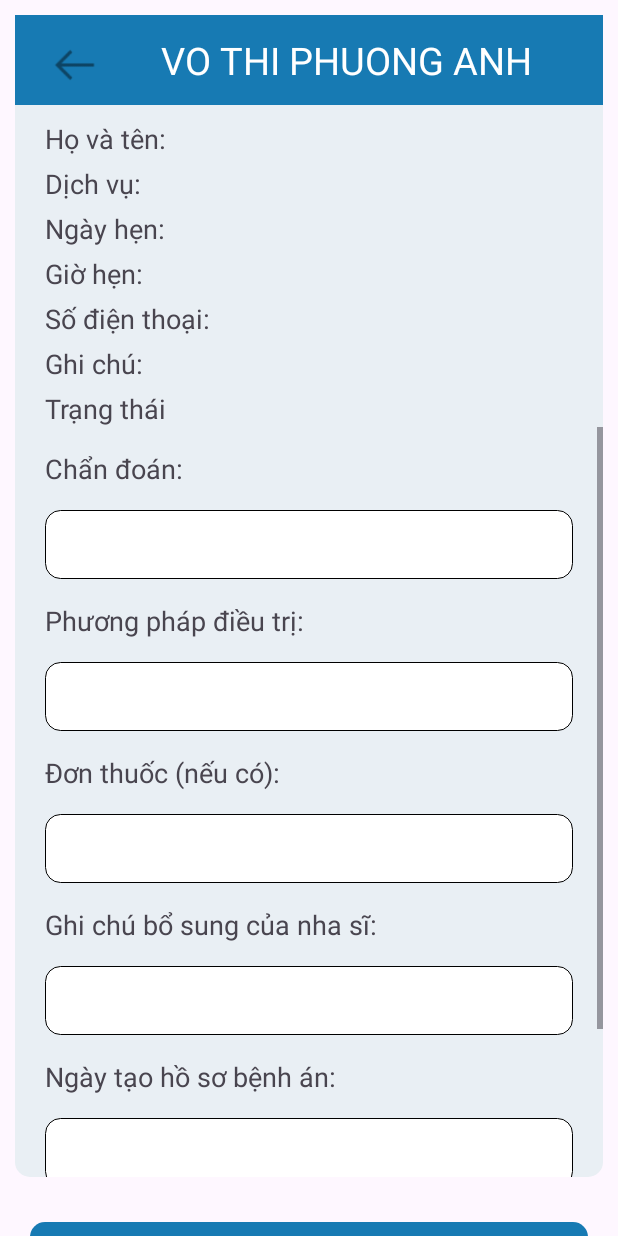
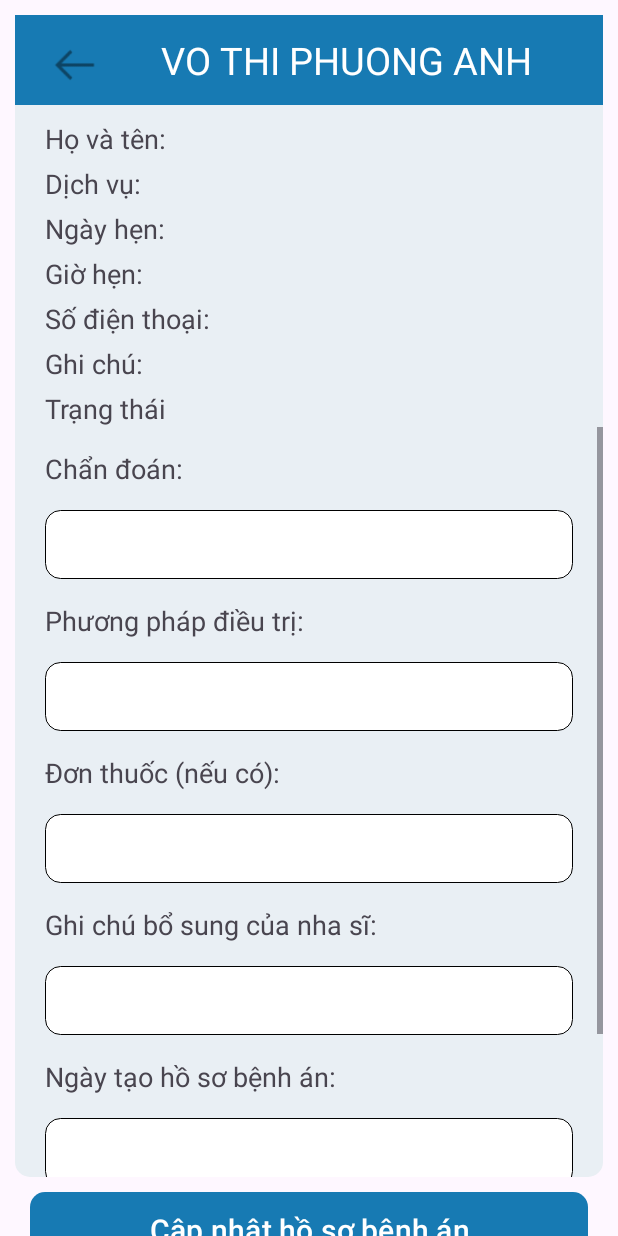
Before and after one commit to vtpanh12/LVTN, an Android app: the DentistAppointmentDetailActivity screen opened directly, with no data from a screen before it, after a tap on "Tạo hồ sơ bệnh án", on a phone screen of 412 x 824 dp. Run offline under Robolectric (Android 15) with nearby library versions, the phone set to English and light mode, and no system bars; our stand-ins replace Firebase (no records; nobody signed in at launch, a user with empty details on screens opened directly).

Commit message:
hồ sơ bệnh án UI (done)

```diff
--- a/app/src/main/java/com/example/vtpa_b2013518_lvtn/adapter/MedicalRecord.kt
+++ b/app/src/main/java/com/example/vtpa_b2013518_lvtn/adapter/MedicalRecord.kt
@@ -10,5 +10,5 @@ data class MedicalRecord(
     val prescription: String = "",        // Đơn thuốc
     val notes: String = "",               // Ghi chú bổ sung từ nha sĩ
     val date: String = "",                // Ngày tạo hồ sơ bệnh án
-    val nextAppointment: String? = null   // Ngày hẹn lần sau (nếu có)
+    val nextAppointment: String = ""   // Ngày hẹn lần sau (nếu có)
 )
--- a/app/src/main/java/com/example/vtpa_b2013518_lvtn/appointment/Tao_Lich_KhamActivity.kt
+++ b/app/src/main/java/com/example/vtpa_b2013518_lvtn/appointment/Tao_Lich_KhamActivity.kt
@@ -43,7 +43,6 @@ class Tao_Lich_KhamActivity : AppCompatActivity() {
 
     override fun onCreate(savedInstanceState: Bundle?) {
         super.onCreate(savedInstanceState)
-
         setContentView(R.layout.activity_tao_lich_kham)
         // Khai báo Spinner và Button
         spinnerServices = findViewById(R.id.spinner_DichVu)
--- a/app/src/main/java/com/example/vtpa_b2013518_lvtn/dentist/DentistAppointmentDetailActivity.kt
+++ b/app/src/main/java/com/example/vtpa_b2013518_lvtn/dentist/DentistAppointmentDetailActivity.kt
@@ -13,6 +13,7 @@ import androidx.core.view.ViewCompat
 import androidx.core.view.WindowInsetsCompat
 import com.example.vtpa_b2013518_lvtn.R
 import com.example.vtpa_b2013518_lvtn.adapter.Shift
+import com.example.vtpa_b2013518_lvtn.admin.AdminDentistAssignmentEditActivity
 import com.google.firebase.Firebase
 import com.google.firebase.auth.FirebaseAuth
 import com.google.firebase.firestore.firestore
@@ -30,9 +31,9 @@ class DentistAppointmentDetailActivity : AppCompatActivity() {
         iVBackDentist.setOnClickListener {
             startActivity(Intent(this, DentistAppointmentActivity::class.java))
         }
+
         btnDentistAppDetail = findViewById(R.id.btnDentistAppDetail)
         val appointmentId = intent.getStringExtra("appointmentId")
-        //findViewById<TextView>(R.id.tVDentistAppDetailUser).text = "Nha sĩ: $appointmentId"
         if (appointmentId != null) {
             db.collection("appointments").document(appointmentId).get()
                 .addOnSuccessListener { app ->
@@ -49,10 +50,18 @@ class DentistAppointmentDetailActivity : AppCompatActivity() {
                     Toast.makeText(this, "Lỗi khi tải thông tin:", Toast.LENGTH_SHORT).show()
                 }
         }
-        btnDentistAppDetail.setOnClickListener {
-            val intent = Intent(this, DentistMedicalRecordActivity::class.java)
-            intent.putExtra("appointmentId",appointmentId ) // Truyền id_app sang activity
-            startActivity(intent)
+            btnDentistAppDetail.setOnClickListener {
+                val intent = Intent(this, DentistMedicalRecordActivity::class.java)
+                intent.putExtra("email", findViewById<TextView>(R.id.tVDentistAppDetailEmail).text.toString())
+                intent.putExtra("username", findViewById<TextView>(R.id.tVDentistAppDetailUser).text.toString())
+                intent.putExtra("service", findViewById<TextView>(R.id.tVDentistAppDetailService).text.toString())
+                intent.putExtra("date", findViewById<TextView>(R.id.tVDentistAppDetailDate).text.toString())
+                intent.putExtra("hour", findViewById<TextView>(R.id.tVDentistAppDetailHour).text.toString())
+                intent.putExtra("note", findViewById<TextView>(R.id.tVDentistAppDetailNote).text.toString())
+                intent.putExtra("phoneNumber", findViewById<TextView>(R.id.tVDentistAppDetailPhoneNumber).text.toString())
+                intent.putExtra("status", findViewById<TextView>(R.id.tVDentistAppDetailStatus).text.toString())
+                startActivity(intent)
+
         }
     }
     private fun displayAppointmentInfo(email: String?, username: String?, service: String?,
--- a/app/src/main/java/com/example/vtpa_b2013518_lvtn/dentist/DentistMedicalRecordActivity.kt
+++ b/app/src/main/java/com/example/vtpa_b2013518_lvtn/dentist/DentistMedicalRecordActivity.kt
@@ -1,15 +1,91 @@
 package com.example.vtpa_b2013518_lvtn.dentist
 
+import android.app.DatePickerDialog
+import android.content.Intent
 import android.os.Bundle
+import android.widget.Button
+import android.widget.EditText
+import android.widget.ImageView
+import android.widget.TextView
 import androidx.activity.enableEdgeToEdge
 import androidx.appcompat.app.AppCompatActivity
 import androidx.core.view.ViewCompat
 import androidx.core.view.WindowInsetsCompat
 import com.example.vtpa_b2013518_lvtn.R
+import com.example.vtpa_b2013518_lvtn.activity.IndexActivity
+import java.util.Calendar
 
 class DentistMedicalRecordActivity : AppCompatActivity() {
+    lateinit var tVDentistMRDates: TextView
+    lateinit var tVDentistMRNextAppointment: TextView
+    lateinit var eTDentistMRTreatment: EditText
+    lateinit var eTDentistMRPrescription: EditText
+    lateinit var eTDentistMRNotes: EditText
+    private lateinit var btnDentistMedicalRecord: Button
     override fun onCreate(savedInstanceState: Bundle?) {
         super.onCreate(savedInstanceState)
         setContentView(R.layout.activity_dentist_medical_record)
+        tVDentistMRDates = findViewById(R.id.tVDentistMedicalRecordDates)
+        tVDentistMRNextAppointment = findViewById(R.id.tVDentistMedicalRecordNextAppointment)
+        eTDentistMRTreatment = findViewById(R.id.eTDentistMedicalRecordTreatment)
+        eTDentistMRPrescription = findViewById(R.id.eTDentistMedicalRecordPrescription)
+        eTDentistMRNotes = findViewById(R.id.eTDentistMedicalRecordNotes)
+        btnDentistMedicalRecord = findViewById(R.id.btnDentistMedicalRecord)
+
+        val iVBackMedicalRecordDetail = findViewById<ImageView>(R.id.iVBackMedicalRecordDetail)
+        iVBackMedicalRecordDetail.setOnClickListener {
+            startActivity(Intent(this, DentistAppointmentActivity::class.java))
+        }
+        tVDentistMRDates.setOnClickListener {
+            val calendar = Calendar.getInstance()
+            val year = calendar.get(Calendar.YEAR)
+            val month = calendar.get(Calendar.MONTH)
+            val day = calendar.get(Calendar.DAY_OF_MONTH)
+            val datePickerDialog = DatePickerDialog(this, { _, selectedYear, selectedMonth, selectedDay ->
+                val formattedDate = String.format("%02d-%02d-%d", selectedDay, selectedMonth + 1, selectedYear)
+                tVDentistMRDates.text = formattedDate
+            }, year, month, day)
+            // Thiết lập ngày tối thiểu là hôm nay
+            datePickerDialog.datePicker.minDate = calendar.timeInMillis
+            datePickerDialog.show()
+        }
+        tVDentistMRNextAppointment.setOnClickListener {
+            val calendar = Calendar.getInstance()
+            val year = calendar.get(Calendar.YEAR)
+            val month = calendar.get(Calendar.MONTH)
+            val day = calendar.get(Calendar.DAY_OF_MONTH)
+            val datePickerDialog = DatePickerDialog(this, { _, selectedYear, selectedMonth, selectedDay ->
+                val formattedDate = String.format("%02d-%02d-%d", selectedDay, selectedMonth + 1, selectedYear)
+                tVDentistMRNextAppointment.text = formattedDate
+            }, year, month, day)
+            // Thiết lập ngày tối thiểu là hôm nay
+            datePickerDialog.datePicker.minDate = calendar.timeInMillis
+            datePickerDialog.show()
+        }
+        val email = intent.getStringExtra("email")
+        val username = intent.getStringExtra("username")
+        val service = intent.getStringExtra("service")
+        val date = intent.getStringExtra("date")
+        val hour = intent.getStringExtra("hour")
+        val note = intent.getStringExtra("note")
+        val phoneNumber = intent.getStringExtra("phoneNumber")
+        val status = intent.getStringExtra("status")
+
+        // Hiển thị thông tin lên giao diện hoặc xử lý theo yêu cầu của bạn
+        displayAppointmentInfo(email, username, service, date, hour, note, phoneNumber, status)
+
+    }
+    private fun displayAppointmentInfo(email: String?, username: String?, service: String?,
+                                       date: String?, hour: String?, note: String?,
+                                       phoneNumber: String?, status: String?
+    ) {
+        findViewById<TextView>(R.id.tVDentistMedicalRecordEmail).text = "$email"
+        findViewById<TextView>(R.id.tVDentistMedicalRecordlUser).text = "$username"
+        findViewById<TextView>(R.id.tVDentistMedicalRecordService).text = "$service"
+        findViewById<TextView>(R.id.tVDentistMedicalRecordDate).text = "$date"
+        findViewById<TextView>(R.id.tVDentistMedicalRecordHour).text = "$hour"
+        findViewById<TextView>(R.id.tVDentistMedicalRecordNote).text = "$note"
+        findViewById<TextView>(R.id.tVDentistMedicalRecordPhoneNumber).text = "$phoneNumber"
+        findViewById<TextView>(R.id.tVDentistMedicalRecordStatus).text = "$status"
     }
 }
--- a/app/src/main/res/layout/activity_dentist_medical_record.xml
+++ b/app/src/main/res/layout/activity_dentist_medical_record.xml
@@ -185,50 +185,53 @@
                     android:layout_marginBottom="15dp"
                     android:layout_marginTop="15dp"
                     android:textSize="18sp"
-                    android:id="@+id/tVDentistMedicalRecordDates"
+                    android:id="@+id/tVDates"
                     android:layout_width="wrap_content"
                     android:layout_height="wrap_content"
                     android:text="Ngày tạo hồ sơ bệnh án:" />
-                <EditText
-                    android:id="@+id/eTDentistMedicalRecordTDates"
+                <TextView
+                    android:padding="10dp"
+                    android:id="@+id/tVDentistMedicalRecordDates"
+                    android:textSize="20sp"
+                    android:gravity=""
                     android:layout_width="match_parent"
-                    android:ems="10"
                     android:layout_height="46dp"
                     android:layout_marginLeft="20dp"
                     android:layout_marginRight="20dp"
                     android:background="@drawable/edittext_user_bg"
-                    android:inputType="text" />
+                    android:text="" />
                 <TextView
                     android:layout_marginLeft="20dp"
                     android:layout_marginBottom="15dp"
                     android:layout_marginTop="15dp"
                     android:textSize="18sp"
-                    android:id="@+id/tVDentistMedicalRecordNextAppointment"
+                    android:id="@+id/tVDentistMedicaldNextAppointment"
                     android:layout_width="wrap_content"
                     android:layout_height="wrap_content"
                     android:text="Lịch hẹn cho lần khám tiếp theo (nếu có) :" />
-                <EditText
-                    android:layout_marginBottom="15dp"
-                    android:id="@+id/eTDentistMedicalRecordTNextAppointment"
+                <TextView
+                    android:padding="10dp"
+                    android:id="@+id/tVDentistMedicalRecordNextAppointment"
+                    android:textSize="20sp"
+                    android:gravity=""
                     android:layout_width="match_parent"
-                    android:ems="10"
                     android:layout_height="46dp"
                     android:layout_marginLeft="20dp"
                     android:layout_marginRight="20dp"
+                    android:layout_marginBottom="10dp"
                     android:background="@drawable/edittext_user_bg"
-                    android:inputType="text" />
+                    android:text="" />
             </LinearLayout>
         </ScrollView>
-
-
 
     </LinearLayout>
 
     <Button
         android:id="@+id/btnDentistMedicalRecord"
         android:layout_width="match_parent"
-        android:layout_height="52dp"
-        android:layout_margin="20dp"
+        android:layout_height="50dp"
+        android:layout_marginLeft="20dp"
+        android:layout_marginBottom="20dp"
         android:layout_marginRight="20dp"
         android:textSize="20sp"
         android:background="@drawable/btn_custom"
```
